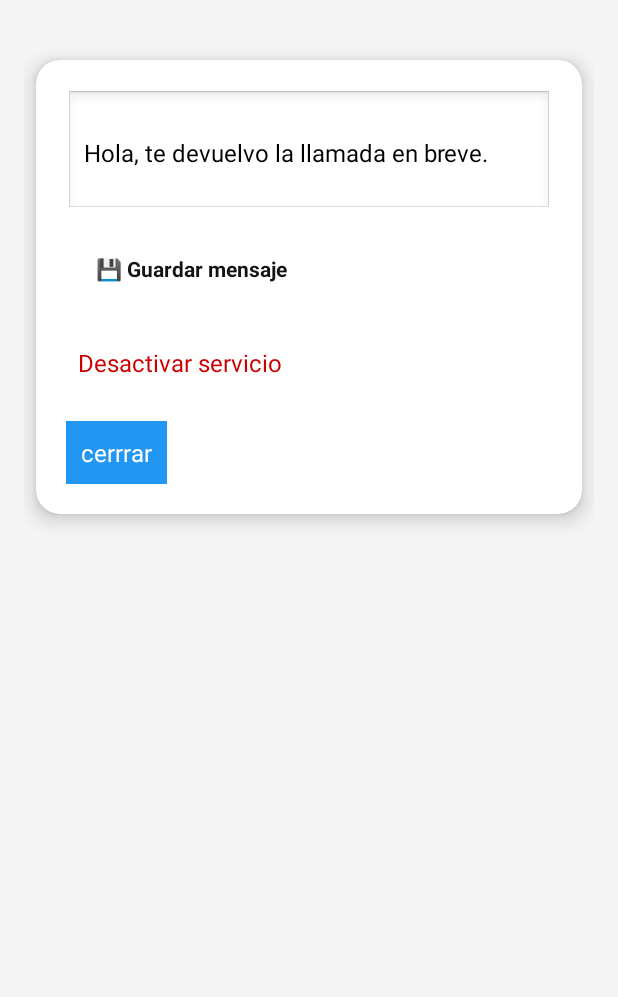
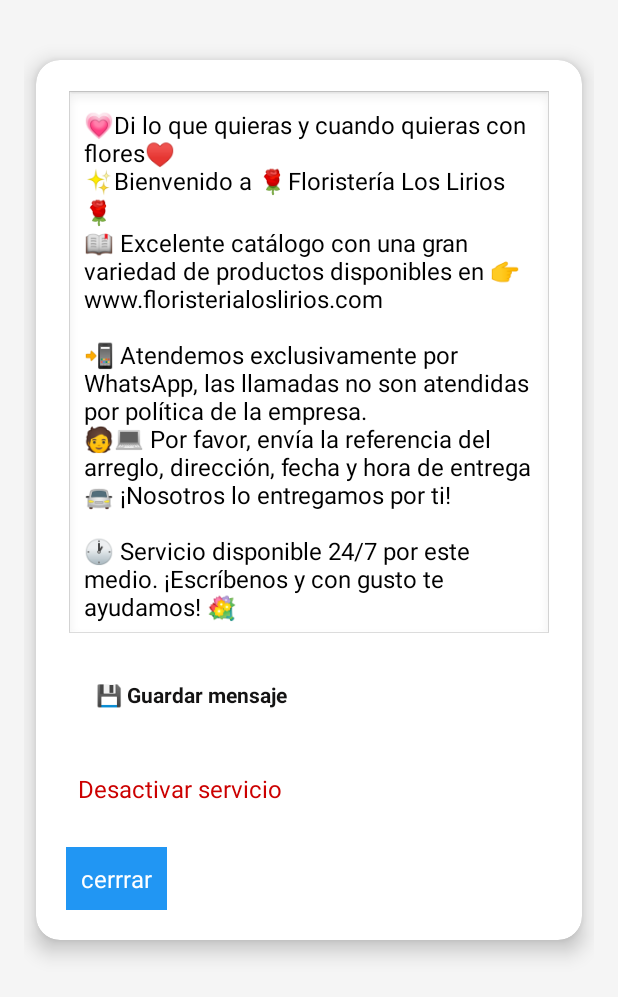
Before and after one commit to CreativeMB/MSM, an Android app: the screen it shows after launch (MainActivity), on a phone screen of 412 x 824 dp. Shown: the top 997 px of the screen. Run offline under Robolectric (Android 15) with nearby library versions, the phone set to English and light mode, and no system bars.

Commit message:
Refactor: Integrate WhatsApp for missed call notifications
This commit modifies the missed call notification system to open WhatsApp instead of the default SMS app.

Key changes:
- Updated `showMissedCallNotification` to `showWhatsAppNotification`.
- The new function formats the phone number for WhatsApp, encodes the message, and creates an intent to open WhatsApp with the pre-filled message.
- The notification for the foreground service is now configured to be visible on the lock screen and categorized as a service notification.
- The importance level of the foreground service notification channel was changed from `IMPORTANCE_LOW` to `IMPORTANCE_DEFAULT`.
- Updated the default message in `MainActivity` to a more detailed template.

```diff
--- a/app/src/main/java/com/creativem/msm/MainActivity.kt
+++ b/app/src/main/java/com/creativem/msm/MainActivity.kt
@@ -136,12 +136,26 @@ class MainActivity : AppCompatActivity() {
         val serviceActive = prefs.getBoolean("service_active", true)
 
         updateToggleServiceButton(serviceActive)
-        messageInput.setText(prefs.getString("custom_sms_message", "Hola, te devuelvo la llamada en breve."))
+
+        val defaultMessage = """
+        💗Di lo que quieras y cuando quieras con flores♥️
+        ✨Bienvenido a 🌹Floristería Los Lirios🌹
+        📖 Excelente catálogo con una gran variedad de productos disponibles en 👉 www.floristerialoslirios.com
+
+        📲 Atendemos exclusivamente por WhatsApp, las llamadas no son atendidas por política de la empresa.
+        🧑‍💻 Por favor, envía la referencia del arreglo, dirección, fecha y hora de entrega
+        🚘 ¡Nosotros lo entregamos por ti!
+
+        🕐 Servicio disponible 24/7 por este medio. ¡Escríbenos y con gusto te ayudamos! 💐
+    """.trimIndent()
+
+        messageInput.setText(prefs.getString("custom_sms_message", defaultMessage))
 
         // Comprobamos si tenemos los permisos MÍNIMOS para INICIAR el servicio.
         val hasRequiredPermissions =
             ContextCompat.checkSelfPermission(this, Manifest.permission.READ_PHONE_STATE) == PackageManager.PERMISSION_GRANTED &&
-                    (Build.VERSION.SDK_INT < Build.VERSION_CODES.O || ContextCompat.checkSelfPermission(this, Manifest.permission.MANAGE_OWN_CALLS) == PackageManager.PERMISSION_GRANTED)
+                    (Build.VERSION.SDK_INT < Build.VERSION_CODES.O ||
+                            ContextCompat.checkSelfPermission(this, Manifest.permission.MANAGE_OWN_CALLS) == PackageManager.PERMISSION_GRANTED)
 
         if (serviceActive && hasRequiredPermissions) {
             Log.d("AppStatus", "Permisos OK. Iniciando servicio.")
@@ -154,6 +168,7 @@ class MainActivity : AppCompatActivity() {
             }
         }
     }
+
 
     private fun updateToggleServiceButton(isActive: Boolean) {
         toggleService.text = if (isActive) "Desactivar servicio" else "Activar servicio"
```
Also changed, not shown: app/src/main/java/com/creativem/msm/CallForegroundService.kt (+71 -56 lines).
